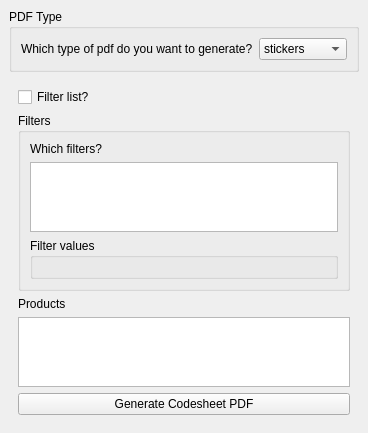
Qt form modules/main.ui (greflm13/grocycode-printpage) before a commit.
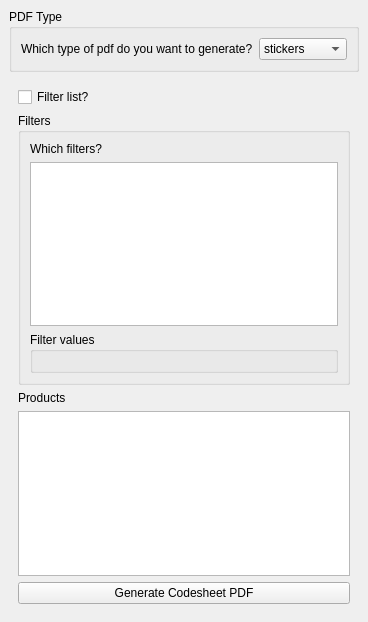
The same form after that commit. The open tabs and pages were chosen to show the change.

Patch:
```diff
--- a/modules/main.ui
+++ b/modules/main.ui
@@ -7,7 +7,7 @@
     <x>0</x>
     <y>0</y>
     <width>368</width>
-    <height>385</height>
+    <height>622</height>
    </rect>
   </property>
   <property name="windowTitle">
@@ -107,7 +107,7 @@
           </property>
           <layout class="QVBoxLayout">
            <item>
-            <widget class="QLabel" name="label">
+            <widget class="QLabel" name="label2">
              <property name="text">
               <string>Which filters?</string>
              </property>
@@ -132,7 +132,7 @@
          </widget>
         </item>
         <item>
-         <widget class="QLabel" name="label">
+         <widget class="QLabel" name="label3">
           <property name="text">
            <string>Products</string>
           </property>
```
Left out of the diff: 20 changed lines with no effect on the pictures.
